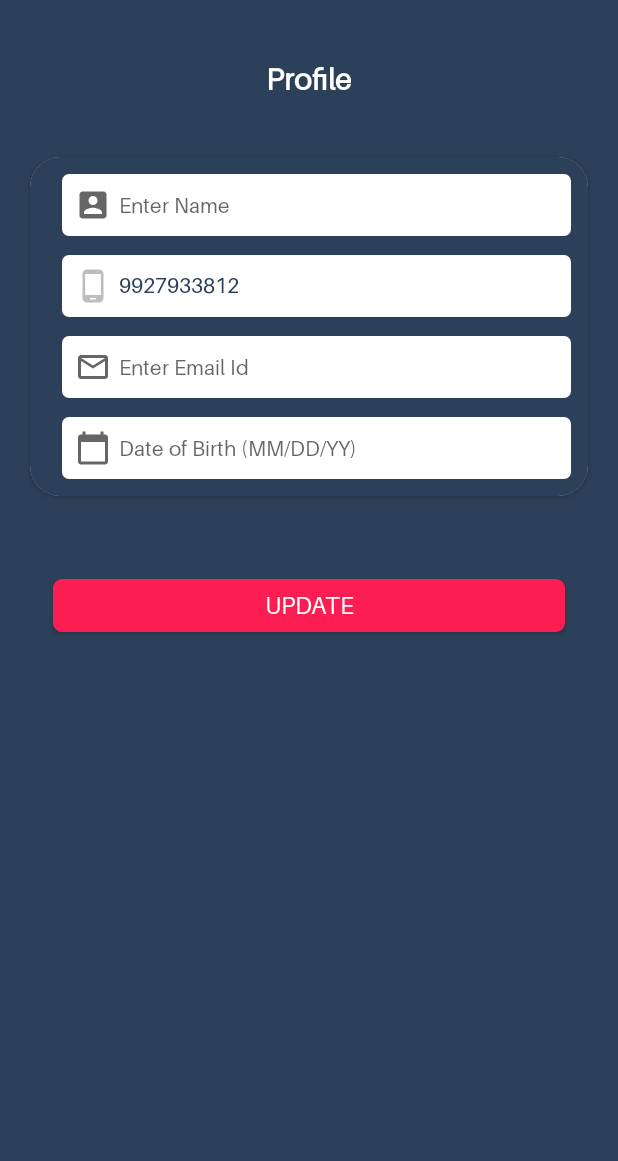
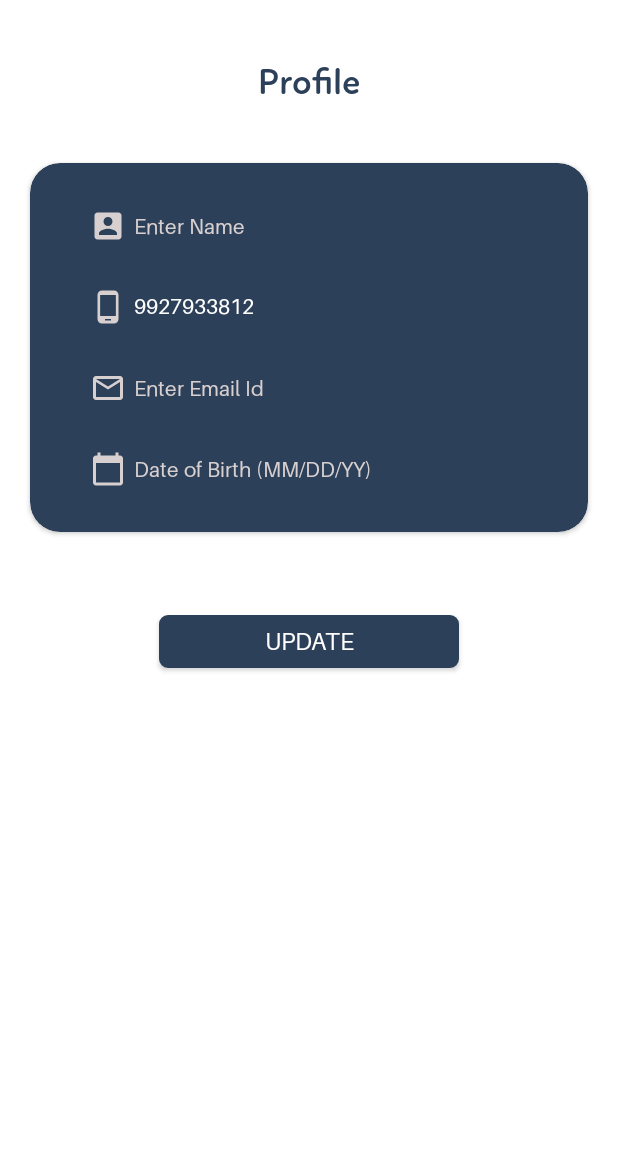
Before and after one commit to Anas73412/SagarOnlineNew, an Android app: the fragment ProfileFragment placed in its activity, on a phone screen of 412 x 824 dp, the part 75-1236 px from its top. Run offline under Robolectric (Android 15) with nearby library versions, the phone set to English and light mode, and no system bars; our stand-ins replace Volley; libraries missing offline, so code that uses them is left out: com.synnapps.carouselview; network calls fail; pictures from the network do not load; 1 statement that could not run was skipped.

Commit message:
Small Updates

```diff
--- a/app/src/main/java/com/example/sagaronlineyash/Fragments/Search_fragment.java
+++ b/app/src/main/java/com/example/sagaronlineyash/Fragments/Search_fragment.java
@@ -59,12 +59,10 @@ public class Search_fragment extends Fragment {
   SearchHistoryHandler searchHistoryHandler;
   private CardView btn_search;
   private RecyclerView rv_search,rv_history;
-
   ImageView img_no_products;
-
   private List<NewProductModel> product_modelList = new ArrayList<>();
   private SearchAdapter adapter_product;
-  LoadingBar loadingBar ;
+  LoadingBar loadingBar;
 
   public Search_fragment() {
   }
--- a/app/src/main/res/layout/fragment_product.xml
+++ b/app/src/main/res/layout/fragment_product.xml
@@ -74,8 +74,10 @@
         android:layout_height="wrap_content"
         android:backgroundTint="@color/colorAccent"
         android:layout_alignParentEnd="true"
+        app:borderWidth="@dimen/space_4"
         android:layout_alignParentBottom="true"
         android:layout_margin="@dimen/space_20"
+        app:backgroundTint="@color/black"
         android:src="@drawable/icons8_filter_48px"
         android:tint="@color/colorPrimary"/>
 
--- a/app/src/main/res/layout/fragment_profile.xml
+++ b/app/src/main/res/layout/fragment_profile.xml
@@ -1,16 +1,17 @@
 <?xml version="1.0" encoding="utf-8"?>
 <LinearLayout xmlns:android="http://schemas.android.com/apk/res/android"
+    xmlns:app="http://schemas.android.com/apk/res-auto"
     xmlns:tools="http://schemas.android.com/tools"
     android:layout_width="match_parent"
     android:layout_height="match_parent"
-    xmlns:app="http://schemas.android.com/apk/res-auto"
+    android:background="@color/white"
     android:orientation="vertical"
-    android:background="@color/colorPrimary"
     tools:context=".Fragments.ProfileFragment">
 
     <ScrollView
         android:layout_width="match_parent"
         android:layout_height="match_parent">
+
         <LinearLayout
             android:layout_width="match_parent"
             android:layout_height="match_parent"
@@ -22,23 +23,26 @@
                 android:layout_gravity="center"
                 android:layout_marginTop="40dp"
                 android:layout_marginBottom="20dp"
-                    android:fontFamily="@font/aileron_regular"
+                android:fontFamily="@font/bold"
                 android:text="Profile"
-                    android:textColor="@color/white"
-                    android:textSize="20sp"
+                android:textColor="@color/colorPrimary"
+                android:textSize="24dp"
                 android:textStyle="bold" />
 
             <androidx.cardview.widget.CardView
                 android:layout_width="match_parent"
                 android:layout_height="wrap_content"
                 android:layout_margin="20dp"
+                app:cardBackgroundColor="@color/colorPrimary"
+                android:padding="@dimen/space_20"
                 app:cardCornerRadius="20dp">
 
                 <LinearLayout
                     android:layout_width="match_parent"
                     android:layout_height="wrap_content"
+                    android:layout_margin="@dimen/space_10"
+                    android:background="@color/colorPrimary"
                     android:orientation="vertical"
-                        android:background="@color/colorPrimary"
                     android:padding="@dimen/space_10">
 
                     <EditText
@@ -47,15 +51,17 @@
                         android:layout_height="wrap_content"
                         android:layout_marginLeft="@dimen/space_10"
                         android:layout_marginBottom="@dimen/space_10"
-                            android:fontFamily="@font/aileron_regular"
-                            android:background="@drawable/inactive"
+                        android:background="@android:color/transparent"
                         android:drawableLeft="@drawable/ic_baseline_account_box_24"
                         android:drawablePadding="5dp"
-                            android:textSize="14sp"
+                        android:drawableTint="@color/grey"
+                        android:fontFamily="@font/aileron_regular"
                         android:hint="Enter Name"
                         android:padding="@dimen/space_10"
                         android:text=""
-                            android:textColor="@color/colorPrimary" />
+                        android:textColor="@color/white"
+                        android:textColorHint="@color/grey"
+                        android:textSize="14sp" />
 
                     <EditText
                         android:id="@+id/number"
@@ -63,17 +69,19 @@
                         android:layout_height="wrap_content"
                         android:layout_marginLeft="@dimen/space_10"
                         android:layout_marginBottom="@dimen/space_10"
-                            android:textSize="14sp"
-                            android:fontFamily="@font/aileron_regular"
-                            android:background="@drawable/inactive"
+                        android:background="@android:color/transparent"
                         android:drawableLeft="@drawable/ic_baseline_phone_android_24"
                         android:drawablePadding="5dp"
+                        android:drawableTint="@color/grey"
                         android:enabled="false"
+                        android:fontFamily="@font/aileron_regular"
                         android:hint="Name"
                         android:inputType="number"
                         android:padding="@dimen/space_10"
                         android:text="9927933812"
-                            android:textColor="@color/colorPrimary" />
+                        android:textColor="@color/white"
+                        android:textColorHint="@color/grey"
+                        android:textSize="14sp" />
 
                     <EditText
                         android:id="@+id/email_update"
@@ -81,53 +89,58 @@
                         android:layout_height="wrap_content"
                         android:layout_marginLeft="@dimen/space_10"
                         android:layout_marginBottom="@dimen/space_10"
-                            android:background="@drawable/inactive"
+                        android:background="@android:color/transparent"
                         android:drawableLeft="@drawable/ic_baseline_mail_outline_24"
                         android:drawablePadding="5dp"
+                        android:drawableTint="@color/grey"
+                        android:fontFamily="@font/aileron_regular"
                         android:hint="Enter Email Id"
-                            android:fontFamily="@font/aileron_regular"
                         android:padding="@dimen/space_10"
-                            android:textSize="14sp"
                         android:text=""
-                            android:textColor="@color/colorPrimary" />
+                        android:textColor="@color/white"
+                        android:textColorHint="@color/grey"
+                        android:textSize="14sp" />
 
                     <EditText
                         android:id="@+id/date_of_birth"
                         android:layout_width="match_parent"
                         android:layout_height="wrap_content"
                         android:layout_marginLeft="@dimen/space_10"
-                            android:background="@drawable/inactive"
+                        android:background="@android:color/transparent"
                         android:drawableLeft="@drawable/ic_baseline_calendar_today_24"
                         android:drawablePadding="5dp"
+                        android:drawableTint="@color/grey"
                         android:fontFamily="@font/aileron_regular"
-                            android:textSize="14sp"
                         android:hint="Date of Birth (MM/DD/YY)"
                         android:padding="@dimen/space_10"
-                            android:textColor="@color/colorPrimary" />
+                        android:textColor="@color/white"
+                        android:textColorHint="@color/grey"
+                        android:textSize="14sp" />
 
                 </LinearLayout>
             </androidx.cardview.widget.CardView>
 
             <Button
                 android:id="@+id/update"
-                    android:layout_width="match_parent"
+                android:layout_width="200dp"
                 android:layout_height="35dp"
                 android:layout_margin="35dp"
                 android:background="@drawable/active"
-                    app:backgroundTint="@color/card_color"
+                android:layout_gravity="center"
                 android:fontFamily="@font/aileron_regular"
                 android:padding="1dp"
                 android:text="UPDATE"
                 android:textAllCaps="false"
                 android:textColor="@color/white"
-                    android:textSize="16sp" />
+                android:textSize="16sp"
+                app:backgroundTint="@color/colorPrimary" />
 
             <ProgressBar
                 android:id="@+id/progressBar"
                 style="?android:attr/progressBarStyle"
-                    android:visibility="gone"
                 android:layout_width="match_parent"
-                    android:layout_height="wrap_content" />
+                android:layout_height="wrap_content"
+                android:visibility="gone" />
 
         </LinearLayout>
     </ScrollView>
--- a/app/src/main/res/menu/activity_main_drawer.xml
+++ b/app/src/main/res/menu/activity_main_drawer.xml
@@ -58,16 +58,6 @@
     </group>
 
     <group
-        android:id="@+id/group_address"
-        android:checkableBehavior="single">
-        <item
-            android:id="@+id/nav_address"
-            android:icon="@drawable/ic_baseline_home_24"
-            android:iconTint="@android:color/white"
-            android:title="New Address" />
-    </group>
-
-    <group
         android:id="@+id/group_aboutus"
         android:checkableBehavior="single">
         <item
@@ -96,16 +86,6 @@
     </group>
 
     <group
-        android:id="@+id/group_contact"
-        android:checkableBehavior="single"
-        android:visible="false">
-        <item
-            android:id="@+id/nav_contact"
-            android:icon="@drawable/online_support_30px"
-            android:iconTint="@android:color/white"
-            android:title="@string/nav_contact" />
-    </group>
-    <group
         android:id="@+id/group_share"
         android:checkableBehavior="single">
         <item
```
Also changed, not shown: app/src/main/java/com/example/sagaronlineyash/Activity/AboutUsActivity.java (+13 -7 lines), app/src/main/java/com/example/sagaronlineyash/Activity/MainActivity.java (+6 -16 lines), app/src/main/java/com/example/sagaronlineyash/Fragments/ContactUsFragment.java (+12 -1 lines), app/src/main/res/layout/activity_about_us.xml (+1 -7 lines), app/src/main/res/layout/fragment_contact_us.xml (+11 -9 lines). Lines whose indentation alone changed are shown as unchanged.
